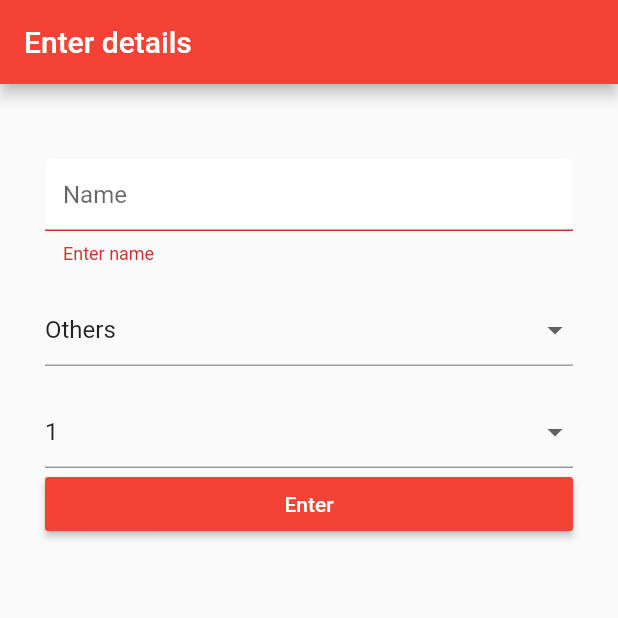
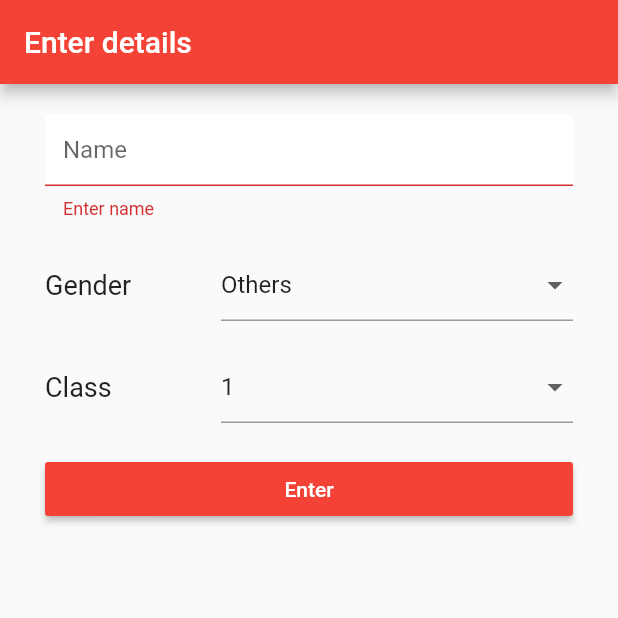
Before and after one commit to Flash-Learn/app, a Flutter app: the GetUserInfo screen opened directly, after a tap on "Enter", on a phone screen of 412 x 824 dp, the top half of it. Run offline on Flutter 3.47's test engine with Material 2 defaults, Android fonts, the phone set to English and light mode, and no system bars; our stand-ins replace firebase_auth, flutter_spinkit, google_sign_in, shared_preferences; missing offline and left inert: flappy_search_bar; accounts and stored records are empty.

Commit message:
Fixed bugs in GetUserInfo

```diff
--- a/microlearning/lib/screens/authentication/get_user_info.dart
+++ b/microlearning/lib/screens/authentication/get_user_info.dart
@@ -16,7 +16,7 @@ class _GetUserInfoState extends State<GetUserInfo> {
   int _grade;
 
   List<String> genders = ["Male", "Female", "Others"];
-  List<String> grades = ["1", "2"];
+  List<String> grades = ["1", "2", "3", "4", "5", "6", "7", "8", "9", "10", "11", "12"];
 
   @override
   Widget build(BuildContext context) {
@@ -29,10 +29,11 @@ class _GetUserInfoState extends State<GetUserInfo> {
         backgroundColor: Colors.red,
       ),
       body: Container(
-        padding: EdgeInsets.fromLTRB(30, 50, 30, 0),
+        padding: EdgeInsets.fromLTRB(30, 20, 30, 0),
         child: Form(
           key: _formKey,
           child: Column(
+            crossAxisAlignment: CrossAxisAlignment.start,
             children: <Widget>[
               TextFormField(
                 validator: (val) {
@@ -57,7 +58,26 @@ class _GetUserInfoState extends State<GetUserInfo> {
                 ),
               ),
               SizedBox(height: 20.0,),
-              DropdownButtonFormField(
+
+              Row(
+                children: <Widget>[
+                  Expanded(
+                    flex: 1,
+                    child: Text(
+                      "Gender",
+                      style: TextStyle(
+                        fontSize: 18.0,
+                      ),
+                    ),
+                  ),
+
+                  // SizedBox(width: 20,),
+
+                  Expanded(
+                    flex: 2,
+                    child: Container(
+                      width: 100,
+                      child: DropdownButtonFormField(
                         value: _gender ?? "Others",
                         items: genders.map((gender) {
                           return DropdownMenuItem(
@@ -71,8 +91,32 @@ class _GetUserInfoState extends State<GetUserInfo> {
                           });
                         },
                       ),
+                    ),
+                  ),
+                ],
+              ),
+
               SizedBox(height: 20.0,),
-              DropdownButtonFormField(
+
+              Row(
+                children: <Widget>[
+                  Expanded(
+                    flex: 1,
+                    child: Text(
+                      "Class",
+                      style: TextStyle(
+                        fontSize: 18.0,
+                      ),
+                    ),
+                  ),
+
+                  // SizedBox(width: 20,),
+
+                  Expanded(
+                    flex: 2,
+                    child: Container(
+                      width: 100,
+                      child: DropdownButtonFormField(
                         value: _grade ?? "1",
                         items: grades.map((grade) {
                           return DropdownMenuItem(
@@ -86,6 +130,13 @@ class _GetUserInfoState extends State<GetUserInfo> {
                           });
                         },
                       ),
+                    ),
+                  ),
+                ],
+              ),
+
+              SizedBox(height: 20.0,),
+
               RaisedButton(
                 color: Colors.red,
                 child: Center(
@@ -101,7 +152,7 @@ class _GetUserInfoState extends State<GetUserInfo> {
 
                     //TODO : UPLOAD ALL THIS DATA TO THE DATABASE
 
-                    return MyDecks();
+                    return Navigator.pushReplacement(context, MaterialPageRoute(builder: (context){return MyDecks();}));
                   }
                 },
               ),
```
Also changed, not shown: 1 other file. Lines whose indentation alone changed are shown as unchanged.
